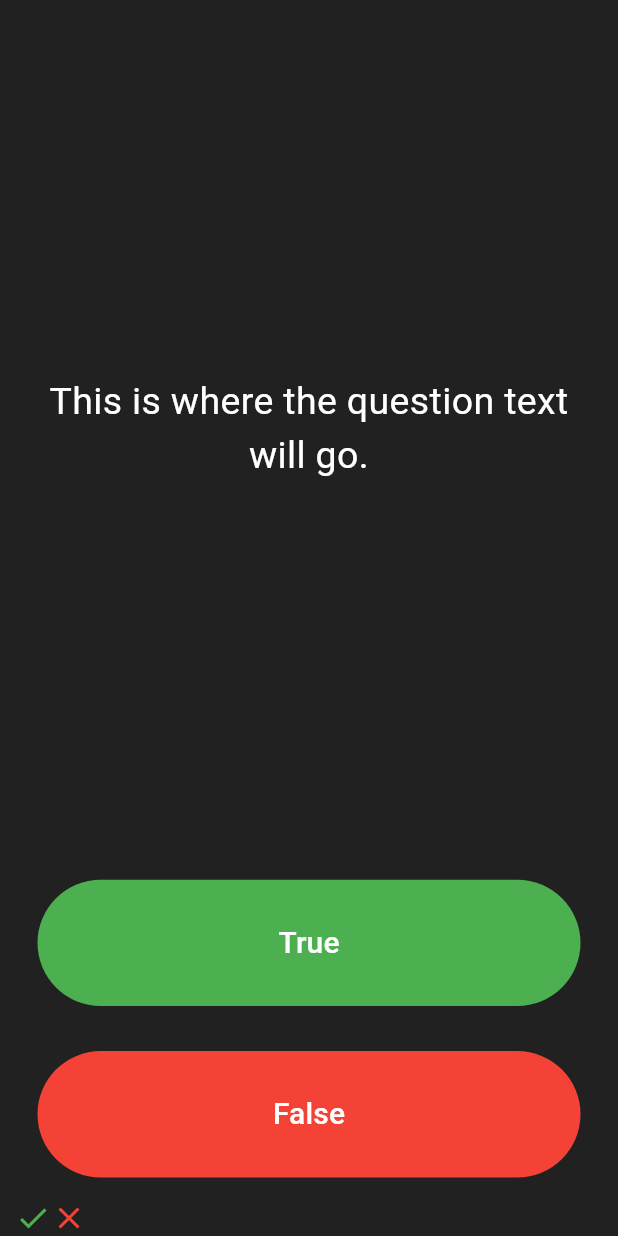
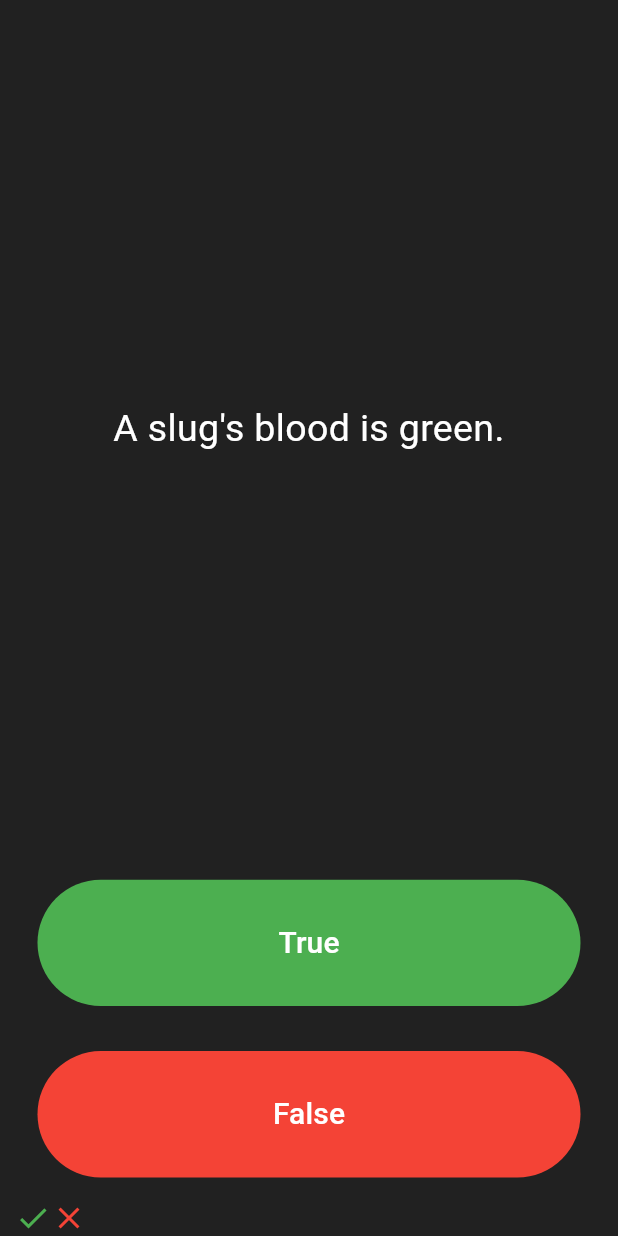
Before and after one commit to PradermN/Quizzler, a Flutter app: the screen it shows after launch, after a tap on "True", after a tap on "False", on a phone screen of 412 x 824 dp. Run offline on Flutter 3.47's test engine with Material 3 defaults, Android fonts, the phone set to English and light mode, and no system bars.

Commit message:
Add some questions

```diff
--- a/lib/main.dart
+++ b/lib/main.dart
@@ -28,21 +28,13 @@ class QuizPage extends StatefulWidget {
 
 class QuizPageState extends State<QuizPage> {
 
-  List<Icon> scoreKeeper = [
-    // Icon(
-    //   Icons.check,
-    //   color: Colors.green,
-    // ),
-    // Icon(
-    //   Icons.close,
-    //   color: Colors.red,
-    // ),
-    // Icon(
-    //   Icons.check,
-    //   color: Colors.green,
-    // ),
+  List<Icon> scoreKeeper = [];
+  List<String> questions = [
+    'You can lead a cow down stairs but not up stairs.',
+    'Approximately one quarter of human bones are in the feet.',
+    'A slug\'s blood is green.'
   ];
-
+  int questionIndex = 0;
   @override
   Widget build(BuildContext context) {
     return Column(
@@ -55,7 +47,7 @@ class QuizPageState extends State<QuizPage> {
             padding: EdgeInsets.all(10.0),
             child: Center(
               child: Text(
-                'This is where the question text will go.',
+                questions[questionIndex],
                 textAlign: TextAlign.center,
                 style: TextStyle(fontSize: 25.0, color: Colors.white),
               ),
@@ -82,6 +74,7 @@ class QuizPageState extends State<QuizPage> {
                     ),
                   );
                 });
+                questionIndex++;
               },
             ),
           ),
@@ -106,6 +99,7 @@ class QuizPageState extends State<QuizPage> {
                     ),
                   );
                 });
+                questionIndex++;
               },
             ),
           ),
```
